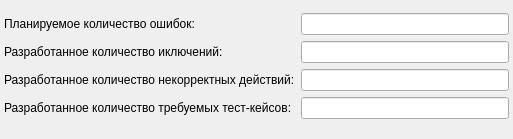
Before: the Qt Designer form projectpassportdialog.ui in YuliaLee/yuliya, drawn with Qt 5.
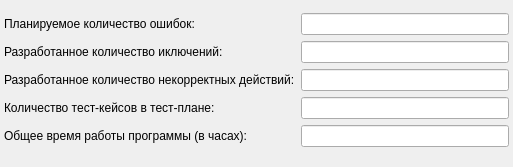
After: the same form once the commit is applied.

Diff of the .ui file:
```diff
--- a/projectpassportdialog.ui
+++ b/projectpassportdialog.ui
@@ -7,7 +7,7 @@
     <x>0</x>
     <y>0</y>
     <width>513</width>
-    <height>139</height>
+    <height>167</height>
    </rect>
   </property>
   <property name="maximumSize">
@@ -62,7 +62,7 @@
    <item row="6" column="0">
     <widget class="QLabel" name="label_6">
      <property name="text">
-      <string>Разработанное количество требуемых тест-кейсов:</string>
+      <string>Количество тест-кейсов в тест-плане:</string>
      </property>
     </widget>
    </item>
@@ -79,6 +79,16 @@
    <item row="3" column="1">
     <widget class="QLineEdit" name="_editReferenceNumberOfErrors"/>
    </item>
+   <item row="7" column="0">
+    <widget class="QLabel" name="label_2">
+     <property name="text">
+      <string>Общее время работы программы (в часах):</string>
+     </property>
+    </widget>
+   </item>
+   <item row="7" column="1">
+    <widget class="QLineEdit" name="_editTotalOperationTime"/>
+   </item>
   </layout>
  </widget>
  <resources/>
```
